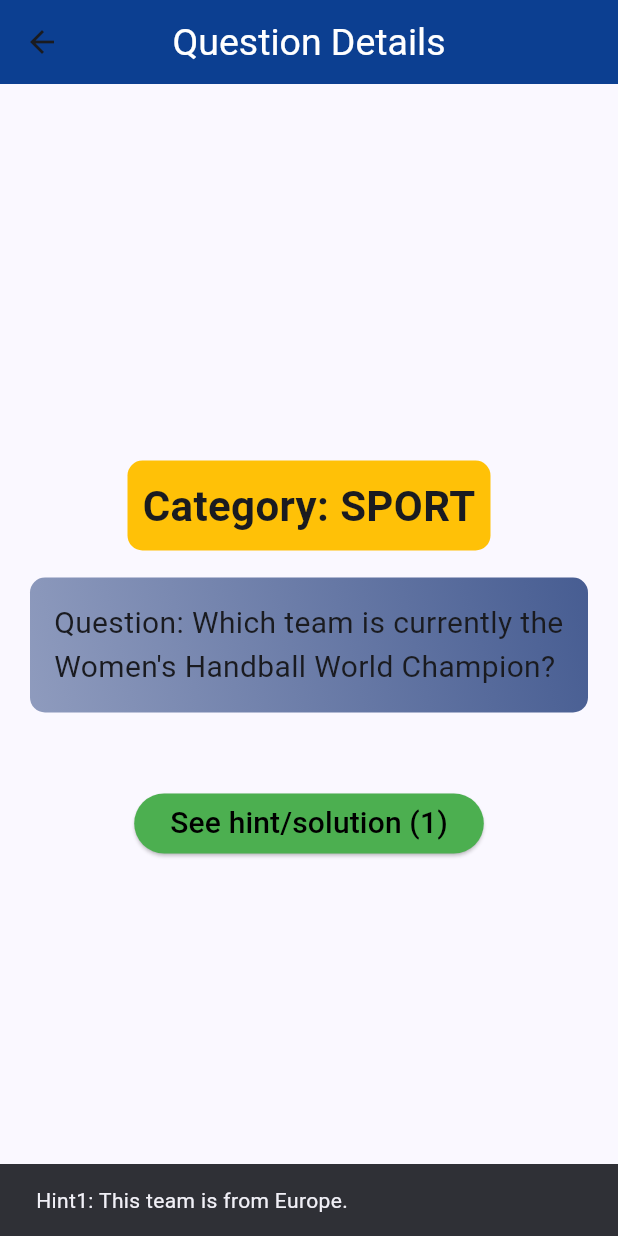
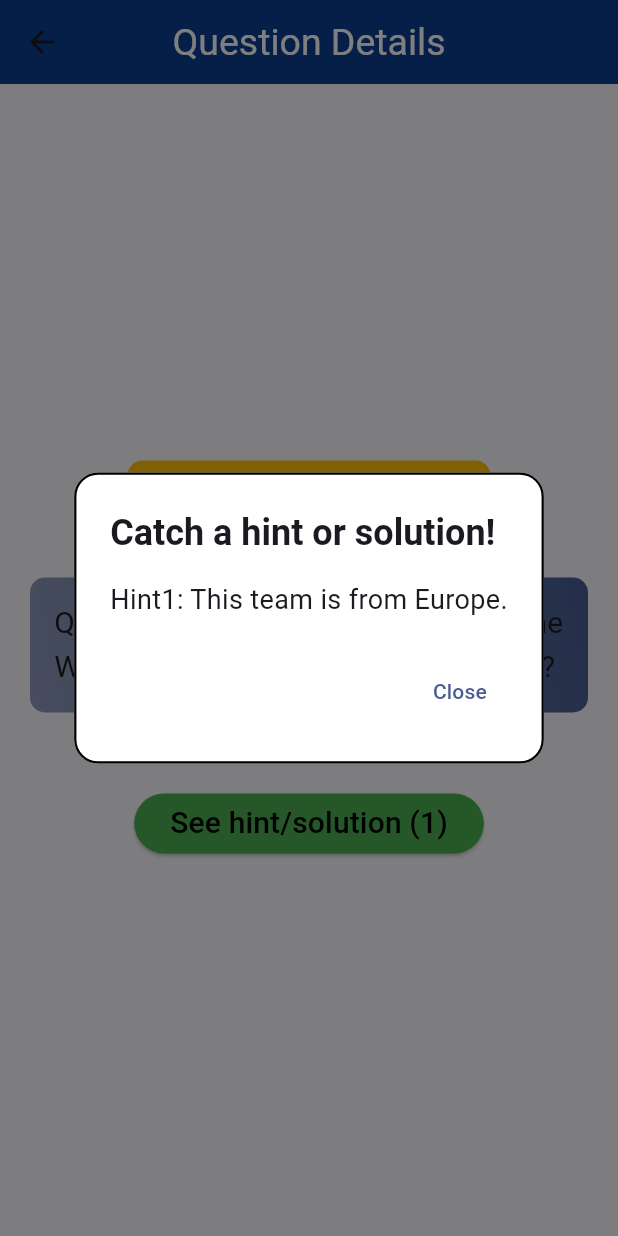
Before and after one commit to magdalenalonc/quiz_poker_zerotomastery_course, a Flutter app: the QuestionDetailPage screen opened directly with sample values from the repository, after a tap on an icon or button, on a phone screen of 412 x 824 dp. Run offline on Flutter 3.47's test engine with Material 3 defaults, Android fonts, the phone set to English and light mode, and no system bars.

Commit message:
Add animated AlertDialog with hints and solution

```diff
--- a/lib/screens/question_detail_page.dart
+++ b/lib/screens/question_detail_page.dart
@@ -13,6 +13,54 @@ class QuestionDetailPage extends StatefulWidget {
 
 class _QuestionDetailPageState extends State<QuestionDetailPage> {
   int actionCount = 0;
+
+  void _showHint(int actionCount) {
+    if (actionCount == 1) {
+      _opemAnimatedDialog(widget.question.hint1);
+    } else if (actionCount == 2) {
+      _opemAnimatedDialog(widget.question.hint2);
+    } else if (actionCount == 3) {
+      _opemAnimatedDialog(widget.question.solution);
+    } else if (actionCount > 3) {
+      Navigator.of(context).pop();
+    }
+  }
+
+  void _opemAnimatedDialog(String message) {
+    showGeneralDialog(
+      context: context,
+      transitionDuration: const Duration(milliseconds: 600),
+      pageBuilder: (context, animation1, animation2) {
+        return Container();
+      },
+      transitionBuilder: (context, a1, a2, widget) {
+        return ScaleTransition(
+          scale: Tween<double>(begin: 0.5, end: 1.0).animate(a1),
+          child: AlertDialog(
+            backgroundColor: Colors.white,
+            title: const Text(
+              "Catch a hint or solution!",
+              style: TextStyle(fontWeight: FontWeight.bold),
+            ),
+            content: Text(
+              message,
+              style: const TextStyle(fontSize: 18.0),
+            ),
+            shape: OutlineInputBorder(
+              borderRadius: BorderRadius.circular(16.0),
+              borderSide: const BorderSide(width: 1.5),
+            ),
+            actions: [
+              TextButton(
+                onPressed: () => Navigator.pop(context),
+                child: const Text('Close'),
+              ),
+            ],
+          ),
+        );
+      },
+    );
+  }
 
   @override
   Widget build(BuildContext context) {
@@ -89,24 +137,4 @@ class _QuestionDetailPageState extends State<QuestionDetailPage> {
       ),
     );
   }
-
-  void _showHint(int actionCount) {
-    if (actionCount == 1) {
-      _showSnackBar(widget.question.hint1);
-    } else if (actionCount == 2) {
-      _showSnackBar(widget.question.hint2);
-    } else if (actionCount == 3) {
-      _showSnackBar(widget.question.solution);
-    } else if (actionCount > 3) {
-      Navigator.of(context).pop();
-    }
-  }
-
-  void _showSnackBar(String message) {
-    ScaffoldMessenger.of(context).showSnackBar(
-      SnackBar(
-        content: Text(message),
-      ),
-    );
-  }
 }
```
